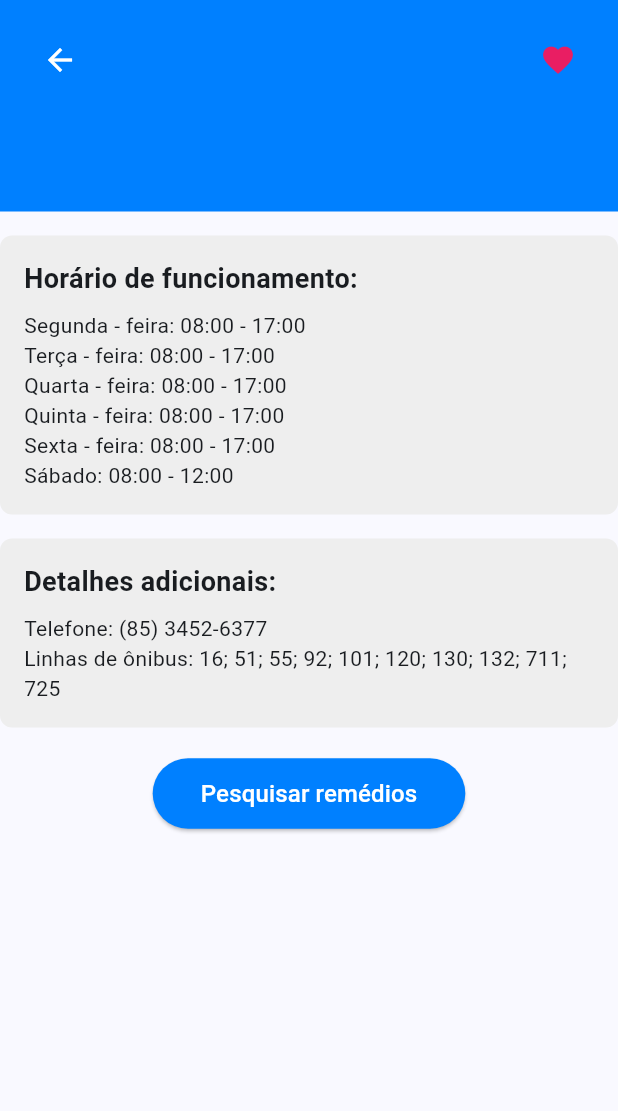
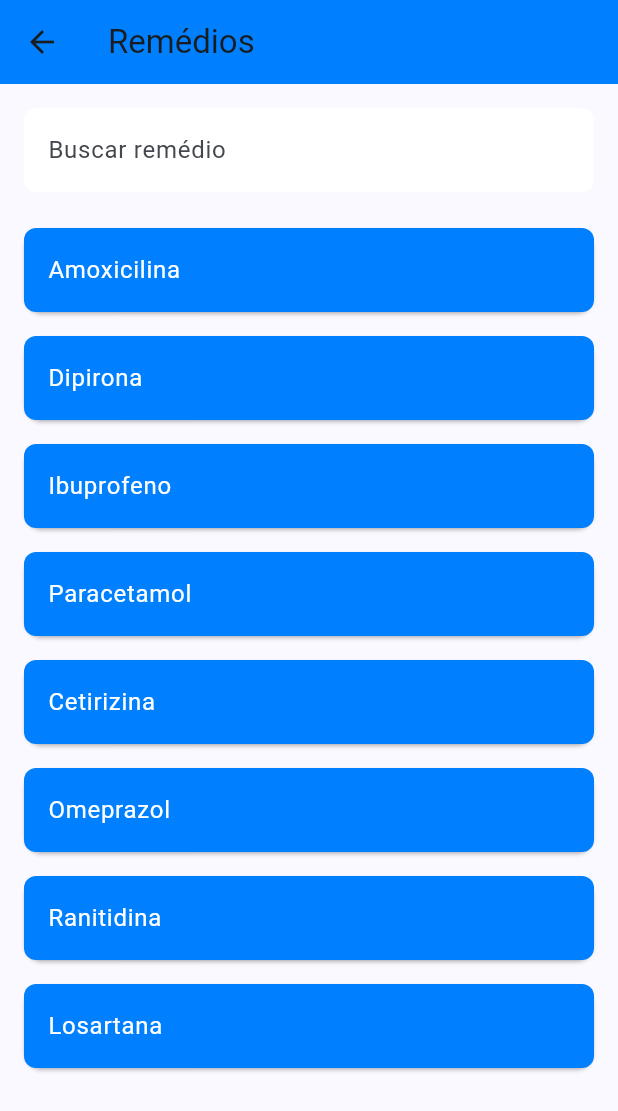
Before and after one commit to EmanuelCosta23/MediTrack-mobile, a Flutter app: the DetalhePosto screen opened directly with empty values, after a tap on "Pesquisar remédios", on a phone screen of 412 x 824 dp. Shown: the top 1111 px of the screen. Run offline on Flutter 3.47's test engine with Material 3 defaults, Android fonts, the phone set to English and light mode, and no system bars.

Commit message:
atualização na pagian de detalhe posto

```diff
--- a/lib/screens/detalhe_posto.dart
+++ b/lib/screens/detalhe_posto.dart
@@ -1,4 +1,5 @@
 import 'package:flutter/material.dart';
+import 'remedio_screen.dart'; // Import the RemedioScreen
 
 class DetalhePosto extends StatelessWidget {
   final String nome;
@@ -9,94 +10,56 @@ class DetalhePosto extends StatelessWidget {
   @override
   Widget build(BuildContext context) {
     return Scaffold(
-      body: Column(
-        crossAxisAlignment: CrossAxisAlignment.start,
-        children: [
-          // Top blue box
-          Container(
-            color: const Color(0xFF0080FF),
-            padding: const EdgeInsets.all(16.0),
-            child: Column(
-              crossAxisAlignment: CrossAxisAlignment.start,
-              children: [
-                Row(
-                  mainAxisAlignment: MainAxisAlignment.spaceBetween,
-                  children: [
-                    IconButton(
+      appBar: AppBar(
+        title: Text(
+          nome,
+          style: const TextStyle(color: Colors.white),
+        ),
+        backgroundColor: const Color(0xFF0080FF),
+        leading: IconButton(
           icon: const Icon(Icons.arrow_back, color: Colors.white),
           onPressed: () {
             Navigator.pop(context);
           },
         ),
-                    const SizedBox(width: 48), // Placeholder for spacing
-                    IconButton(
-                      icon: const Icon(Icons.favorite, color: Colors.pink),
-                      onPressed: () {
-                        // Add your favorite functionality here
-                      },
       ),
-                  ],
-                ),
+      body: Padding(
+        padding: const EdgeInsets.all(16.0),
+        child: Column(
+          crossAxisAlignment: CrossAxisAlignment.center,
+          children: [
             Text(
               nome,
-                  style: const TextStyle(fontSize: 24, fontWeight: FontWeight.bold, color: Colors.white),
+              style: const TextStyle(fontSize: 24, fontWeight: FontWeight.bold),
+              textAlign: TextAlign.center,
             ),
-                const SizedBox(height: 4),
+            const SizedBox(height: 8),
             Text(
               endereco,
-                  style: const TextStyle(fontSize: 16, color: Colors.white),
-                ),
-              ],
-            ),
+              style: const TextStyle(fontSize: 16, color: Colors.grey),
+              textAlign: TextAlign.center,
             ),
             const SizedBox(height: 16),
-          // Gray box for operating hours
-          Container(
-            width: double.infinity,
-            padding: const EdgeInsets.all(16.0),
-            decoration: BoxDecoration(
-              color: Colors.grey[200],
-              borderRadius: BorderRadius.circular(8),
-            ),
-            child: Column(
-              crossAxisAlignment: CrossAxisAlignment.start,
-              children: [
+            // Operating hours section
             Text(
               'Horário de funcionamento:',
               style: const TextStyle(fontSize: 18, fontWeight: FontWeight.bold),
+              textAlign: TextAlign.center,
             ),
             const SizedBox(height: 8),
             _buildOperatingHours(),
-              ],
-            ),
-          ),
             const SizedBox(height: 16),
             // Additional details section
-          Container(
-            width: double.infinity,
-            padding: const EdgeInsets.all(16.0),
-            decoration: BoxDecoration(
-              color: Colors.grey[200],
-              borderRadius: BorderRadius.circular(8),
-            ),
-            child: Column(
-              crossAxisAlignment: CrossAxisAlignment.start,
-              children: [
-                const Text(
-                  'Detalhes adicionais:',
-                  style: TextStyle(fontSize: 18, fontWeight: FontWeight.bold),
-                ),
-                const SizedBox(height: 8),
             _buildAdditionalDetails(),
-              ],
-            ),
-          ),
             const SizedBox(height: 20),
-          // Button to search for medications
+            // Button to go to the medications screen
             Center(
               child: ElevatedButton(
                 onPressed: () {
-                // Add your search functionality here
+                  Navigator.push(
+                    context,
+                    MaterialPageRoute(builder: (context) => const RemedioScreen()),
+                  );
                 },
                 style: ElevatedButton.styleFrom(
                   backgroundColor: const Color(0xFF0080FF),
@@ -110,29 +73,30 @@ class DetalhePosto extends StatelessWidget {
             ),
           ],
         ),
+      ),
     );
   }
 
   Widget _buildOperatingHours() {
     return Column(
-      crossAxisAlignment: CrossAxisAlignment.start,
+      crossAxisAlignment: CrossAxisAlignment.center,
       children: const [
-        Text('Segunda - feira: 08:00 - 17:00'),
-        Text('Terça - feira: 08:00 - 17:00'),
-        Text('Quarta - feira: 08:00 - 17:00'),
-        Text('Quinta - feira: 08:00 - 17:00'),
-        Text('Sexta - feira: 08:00 - 17:00'),
-        Text('Sábado: 08:00 - 12:00'),
+        Text('Segunda - feira: 08:00 - 17:00', textAlign: TextAlign.center),
+        Text('Terça - feira: 08:00 - 17:00', textAlign: TextAlign.center),
+        Text('Quarta - feira: 08:00 - 17:00', textAlign: TextAlign.center),
+        Text('Quinta - feira: 08:00 - 17:00', textAlign: TextAlign.center),
+        Text('Sexta - feira: 08:00 - 17:00', textAlign: TextAlign.center),
+        Text('Sábado: 08:00 - 12:00', textAlign: TextAlign.center),
       ],
     );
   }
 
   Widget _buildAdditionalDetails() {
     return Column(
-      crossAxisAlignment: CrossAxisAlignment.start,
+      crossAxisAlignment: CrossAxisAlignment.center,
       children: const [
-        Text('Telefone: (85) 3452-6377'),
-        Text('Linhas de ônibus: 16; 51; 55; 92; 101; 120; 130; 132; 711; 725'),
+        Text('Telefone: (85) 3452-6377', textAlign: TextAlign.center),
+        Text('Linhas de ônibus: 16; 51; 55; 92; 101; 120; 130; 132; 711; 725', textAlign: TextAlign.center),
       ],
     );
   }
--- a/lib/screens/home_screen.dart
+++ b/lib/screens/home_screen.dart
@@ -1,6 +1,7 @@
 import 'package:flutter/material.dart';
 import '../widgets/sidebar.dart';
 import 'detalhe_posto.dart';
+import 'remedio_screen.dart';
 
 class HomeScreen extends StatelessWidget {
   const HomeScreen({super.key});
--- /dev/null
+++ b/lib/screens/remedio_screen.dart
@@ -0,0 +1,71 @@
+import 'package:flutter/material.dart';
+
+class RemedioScreen extends StatelessWidget {
+  const RemedioScreen({super.key});
+
+  @override
+  Widget build(BuildContext context) {
+    return Scaffold(
+      appBar: AppBar(
+        title: const Text('Remédios'),
+        backgroundColor: const Color(0xFF0080FF),
+      ),
+      body: Padding(
+        padding: const EdgeInsets.all(16.0),
+        child: Column(
+          children: [
+            // Search bar
+            TextField(
+              decoration: InputDecoration(
+                hintText: 'Buscar remédio',
+                filled: true,
+                fillColor: Colors.white,
+                border: OutlineInputBorder(
+                  borderRadius: BorderRadius.circular(8),
+                  borderSide: BorderSide.none,
+                ),
+              ),
+            ),
+            const SizedBox(height: 16),
+            // List of medications
+            Expanded(
+              child: ListView(
+                children: const [
+                  MedicationTile(name: 'Amoxicilina'),
+                  MedicationTile(name: 'Dipirona'),
+                  MedicationTile(name: 'Ibuprofeno'),
+                  MedicationTile(name: 'Paracetamol'),
+                  MedicationTile(name: 'Cetirizina'),
+                  MedicationTile(name: 'Omeprazol'),
+                  MedicationTile(name: 'Ranitidina'),
+                  MedicationTile(name: 'Losartana'),
+                ],
+              ),
+            ),
+          ],
+        ),
+      ),
+    );
+  }
+}
+
+class MedicationTile extends StatelessWidget {
+  final String name;
+
+  const MedicationTile({super.key, required this.name});
+
+  @override
+  Widget build(BuildContext context) {
+    return Card(
+      margin: const EdgeInsets.symmetric(vertical: 8.0),
+      child: ListTile(
+        title: Text(name),
+        tileColor: const Color(0xFF0080FF),
+        textColor: Colors.white,
+        shape: RoundedRectangleBorder(
+          borderRadius: BorderRadius.circular(8),
+        ),
+      ),
+    );
+  }
+}
```
Lines whose indentation alone changed are shown as unchanged.
